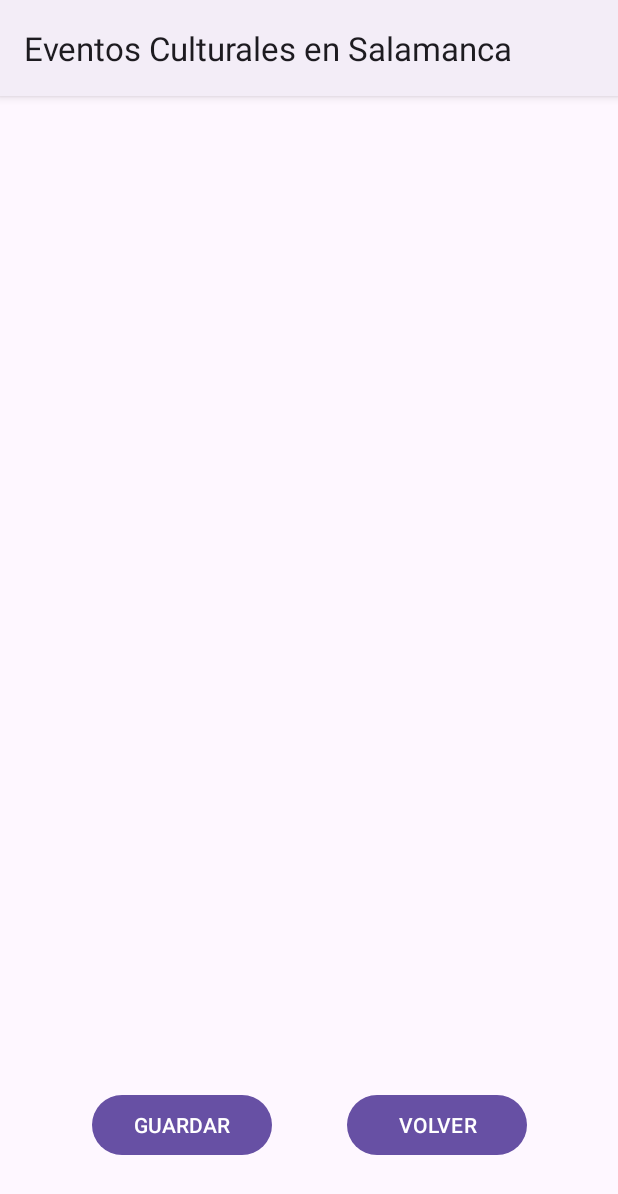
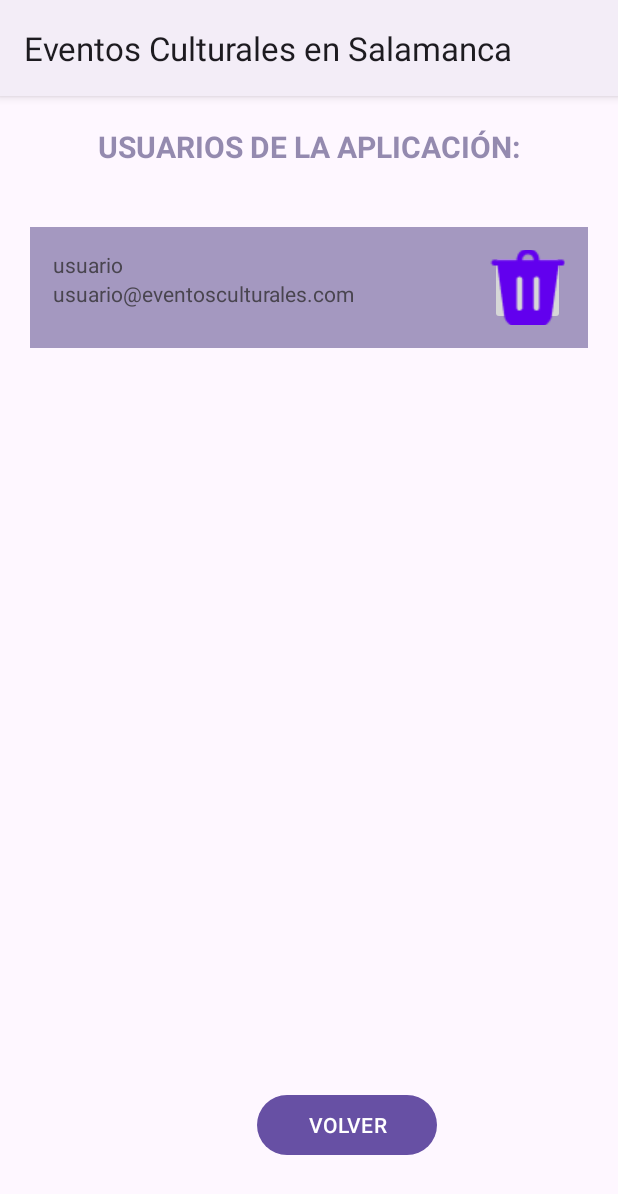
Before and after one commit to rocmisol/practica_android, an Android app: the ConfiguracionActivity screen opened directly, with no data from a screen before it, on a phone screen of 412 x 824 dp. Shown: the top 1194 px of the screen. Run offline under Robolectric (Android 15) with nearby library versions, the phone set to English and light mode, and no system bars; our stand-ins replace Room's generated code.

Commit message:
Se crea CondifuracionActivity con un recycler para mostrar usuarios y eliminarlos. Pendiente continuar DataBase. Pendiente notificación de borrado de registro en base de datos. Pendiente continuar SharedPreferences.

```diff
--- a/app/src/main/java/es/cm/dam2/pmdm/eventos_culturales/Adaptadores/AdaptadorEvento.java
+++ b/app/src/main/java/es/cm/dam2/pmdm/eventos_culturales/Adaptadores/AdaptadorEvento.java
@@ -34,7 +34,6 @@ public class AdaptadorEvento extends RecyclerView.Adapter<AdaptadorEvento.Miview
         public TextView itemFecha;
         public ImageView itemFotoMini;
         public ImageView itemFotoFavorito;
-
 
         public MiviewHolder(@NonNull View itemView) {
             super(itemView);
--- /dev/null
+++ b/app/src/main/java/es/cm/dam2/pmdm/eventos_culturales/Adaptadores/AdaptadorUsuario.java
@@ -0,0 +1,93 @@
+package es.cm.dam2.pmdm.eventos_culturales.Adaptadores;
+
+import android.content.Context;
+import android.view.LayoutInflater;
+import android.view.View;
+import android.view.ViewGroup;
+import android.widget.Button;
+import android.widget.ImageButton;
+import android.widget.TextView;
+
+import androidx.annotation.NonNull;
+import androidx.core.content.ContextCompat;
+import androidx.recyclerview.widget.RecyclerView;
+
+import java.util.ArrayList;
+import java.util.List;
+
+import es.cm.dam2.pmdm.eventos_culturales.R;
+import es.cm.dam2.pmdm.eventos_culturales.models.Usuario;
+
+public class AdaptadorUsuario extends RecyclerView.Adapter<AdaptadorUsuario.UsuarioViewHolder> {
+    private List<Usuario> usuarios;
+    private Context context;
+    private int posicionSeleccionada;
+    private OnUsuarioClickListener listener;
+
+    //Interfaz para manejar la eliminación de ususarios
+    public interface OnUsuarioClickListener {
+        void onEliminarClick (Usuario usuario);
+    }
+
+    //Constructor
+    public AdaptadorUsuario(List<Usuario> usuarios, Context context, OnUsuarioClickListener listener) {
+        this.usuarios = usuarios;
+        this.context = context;
+        this.listener = listener;
+    }
+
+    public class UsuarioViewHolder extends RecyclerView.ViewHolder{
+        public TextView textViewItemNombreUsuario;
+        public TextView textViewItemEmailUsuario;
+        public ImageButton imagebuttonEliminarUsuario;
+
+        public UsuarioViewHolder(@NonNull View itemView) {
+            super(itemView);
+            textViewItemNombreUsuario = itemView.findViewById(R.id.textViewItemNombreUsuario);
+            textViewItemEmailUsuario = itemView.findViewById(R.id.textViewItemEmailUsuario);
+            imagebuttonEliminarUsuario = itemView.findViewById(R.id.imageButtonEliminarUsuario);
+        }
+    }
+
+    @NonNull
+    @Override
+    public AdaptadorUsuario.UsuarioViewHolder onCreateViewHolder(@NonNull ViewGroup parent, int viewType) {
+        View inflate = LayoutInflater.from(parent.getContext()).inflate(R.layout.item_usuario_eliminar, parent, false);
+        return new UsuarioViewHolder(inflate);
+    }
+
+    @Override
+    public void onBindViewHolder(@NonNull AdaptadorUsuario.UsuarioViewHolder holder, int position) {
+        if (position % 2 == 0){
+            holder.itemView.setBackgroundColor(ContextCompat.getColor(context, R.color.violet1));
+        }
+        else{
+            holder.itemView.setBackgroundColor(ContextCompat.getColor(context, R.color.violet2));
+        }
+
+        Usuario usuario = this.usuarios.get(position);
+        holder.textViewItemNombreUsuario.setText(usuario.getNombre());
+        holder.textViewItemEmailUsuario.setText(usuario.getEmail());
+
+        holder.imagebuttonEliminarUsuario.setOnClickListener(new View.OnClickListener() {
+            @Override
+            public void onClick(View view) {
+                if (listener != null){
+                    listener.onEliminarClick(usuario);
+                }
+            }
+        });
+    }
+
+    @Override
+    public int getItemCount() {
+        return usuarios.size();
+    }
+
+
+    //Método para devolver la posición seleccionada al activity para que esta sepa que elemento
+    // del recycler está seleccionado
+    public int getPosicionSeleccionada(){
+        return posicionSeleccionada;
+    }
+}
--- a/app/src/main/java/es/cm/dam2/pmdm/eventos_culturales/LoginActivity.java
+++ b/app/src/main/java/es/cm/dam2/pmdm/eventos_culturales/LoginActivity.java
@@ -65,12 +65,12 @@ public class LoginActivity extends AppCompatActivity {
             return insets;
         });
 
+        //Se carga el fragmento que se va a mostrar (Login)
         mostrarLoginFragment();
-
 
         //Se obtienen las preferencias
         SharedPreferences preferencias = PreferenceManager.getDefaultSharedPreferences(this);
-        // Configuración del sonido según preferencias
+        //Configuración del sonido según preferencias
         boolean activarSonido = preferencias.getBoolean("pref_sonido", true);
         //Configuración de modo claro/oscuro según preferencias
         boolean modoOscuro = preferencias.getBoolean("pref_tema", false);
@@ -80,6 +80,7 @@ public class LoginActivity extends AppCompatActivity {
         else{
             AppCompatDelegate.setDefaultNightMode(AppCompatDelegate.MODE_NIGHT_NO);
         }
+
         database = DatabaseClient.getInstance(this);
         usuarioDao = database.usuarioDao();
         //Se insertan usuarios iniciales en la base de datos (si está vacía)
--- a/app/src/main/java/es/cm/dam2/pmdm/eventos_culturales/basedatos/UsuarioDao.java
+++ b/app/src/main/java/es/cm/dam2/pmdm/eventos_culturales/basedatos/UsuarioDao.java
@@ -1,9 +1,11 @@
 package es.cm.dam2.pmdm.eventos_culturales.basedatos;
 
 import androidx.room.Dao;
+import androidx.room.Delete;
 import androidx.room.Insert;
 import androidx.room.Query;
 
+import java.util.ArrayList;
 import java.util.List;
 
 import es.cm.dam2.pmdm.eventos_culturales.models.Usuario;
@@ -36,7 +38,11 @@ public interface UsuarioDao {
     @Query("SELECT nombre FROM usuarios ORDER BY id DESC LIMIT 1")
     String obtenerUltimoUsuario();
 
+    //Método para obtener todos los usuarios
+    @Query("SELECT * FROM usuarios WHERE rol = 'user'")
+    List<Usuario> obtenerTodosUsuariosUser();
 
-
+    @Delete
+    void eliminarUsuario(Usuario usuario);
 
 }
--- a/app/src/main/java/es/cm/dam2/pmdm/eventos_culturales/ui/ConfiguracionActivity.java
+++ b/app/src/main/java/es/cm/dam2/pmdm/eventos_culturales/ui/ConfiguracionActivity.java
@@ -1,26 +1,91 @@
 package es.cm.dam2.pmdm.eventos_culturales.ui;
 
+
 import android.os.Bundle;
+import android.view.View;
+import android.widget.Button;
+import android.widget.TextView;
+import android.widget.Toast;
 
 import androidx.activity.EdgeToEdge;
 import androidx.appcompat.app.AppCompatActivity;
 import androidx.core.graphics.Insets;
 import androidx.core.view.ViewCompat;
 import androidx.core.view.WindowInsetsCompat;
+import androidx.recyclerview.widget.LinearLayoutManager;
+import androidx.recyclerview.widget.RecyclerView;
 
+import java.util.List;
+
+import es.cm.dam2.pmdm.eventos_culturales.Adaptadores.AdaptadorUsuario;
 import es.cm.dam2.pmdm.eventos_culturales.R;
+import es.cm.dam2.pmdm.eventos_culturales.basedatos.AppDatabase;
+import es.cm.dam2.pmdm.eventos_culturales.basedatos.DatabaseClient;
+import es.cm.dam2.pmdm.eventos_culturales.basedatos.UsuarioDao;
+import es.cm.dam2.pmdm.eventos_culturales.models.Usuario;
 
 public class ConfiguracionActivity extends AppCompatActivity {
+
+    private RecyclerView recyclerViewUsuarios;
+    private AdaptadorUsuario adaptadorUsuario;
+    private List<Usuario> listaUsuarios;
+    private UsuarioDao usuarioDao;
+    private AppDatabase database;
+    private Button buttonVolverConfiguracion;
+    private TextView textViewUsuariosAplicacion;
+
 
     @Override
     protected void onCreate(Bundle savedInstanceState) {
         super.onCreate(savedInstanceState);
         EdgeToEdge.enable(this);
         setContentView(R.layout.activity_configuracion);
-        ViewCompat.setOnApplyWindowInsetsListener(findViewById(R.id.main), (v, insets) -> {
+        ViewCompat.setOnApplyWindowInsetsListener(findViewById(R.id.activityConfiguracion), (v, insets) -> {
             Insets systemBars = insets.getInsets(WindowInsetsCompat.Type.systemBars());
             v.setPadding(systemBars.left, systemBars.top, systemBars.right, systemBars.bottom);
             return insets;
         });
+
+        //Se vincula la vista
+        textViewUsuariosAplicacion = findViewById(R.id.textViewUsuariosAplicacion);
+
+        //Se inicialia la base de datos y se obtiene la lista de usuarios.
+        database = DatabaseClient.getInstance(this);
+        usuarioDao = database.usuarioDao();
+        listaUsuarios = usuarioDao.obtenerTodosUsuariosUser();
+
+        //Configuración del RecyclerView
+        recyclerViewUsuarios = findViewById(R.id.recyclerViewConfiguracion);
+        LinearLayoutManager layoutManager = new LinearLayoutManager(this);
+        recyclerViewUsuarios.setLayoutManager(layoutManager);
+
+        //Configuración del adaptador
+        adaptadorUsuario = new AdaptadorUsuario(listaUsuarios, this, new AdaptadorUsuario.OnUsuarioClickListener() {
+            @Override
+            public void onEliminarClick(Usuario usuario) {
+                eliminarUsuario(usuario);
+            }
+        });
+        recyclerViewUsuarios.setAdapter(adaptadorUsuario);
+
+        //Se configura el botón volver para regresar a la actividad principal
+        buttonVolverConfiguracion = findViewById(R.id.buttonVolverConfiguracion);
+
+        buttonVolverConfiguracion.setOnClickListener(new View.OnClickListener() {
+            @Override
+            public void onClick(View view) {
+                finish();
+            }
+        });
+    }
+
+    //Método para cargar los usuario en el recycler
+
+    //Método para eliminar un usuario
+    private void eliminarUsuario (Usuario usuario) {
+        usuarioDao.eliminarUsuario(usuario);
+        adaptadorUsuario.notifyDataSetChanged();
+        Toast.makeText(ConfiguracionActivity.this, R.string.usuario_eliminado,
+                Toast.LENGTH_SHORT).show();
     }
 }
--- a/app/src/main/java/es/cm/dam2/pmdm/eventos_culturales/ui/LoginFragment.java
+++ b/app/src/main/java/es/cm/dam2/pmdm/eventos_culturales/ui/LoginFragment.java
@@ -44,8 +44,6 @@ public class LoginFragment extends Fragment {
     private TextView textViewRegistro;
     private UsuarioDao usuarioDao;
     private AppDatabase database;
-    private MediaPlayer mediaPlayer;
-    private boolean isPlaying = true;
     private SharedPreferences sharedPreferences;
 
     public LoginFragment() {
--- a/app/src/main/java/es/cm/dam2/pmdm/eventos_culturales/ui/RegistroFragment.java
+++ b/app/src/main/java/es/cm/dam2/pmdm/eventos_culturales/ui/RegistroFragment.java
@@ -23,8 +23,6 @@ import es.cm.dam2.pmdm.eventos_culturales.models.Usuario;
 
 
 public class RegistroFragment extends Fragment {
-
-
 
     public RegistroFragment() {
         // Required empty public constructor
--- a/app/src/main/res/layout/activity_configuracion.xml
+++ b/app/src/main/res/layout/activity_configuracion.xml
@@ -2,45 +2,46 @@
 <androidx.constraintlayout.widget.ConstraintLayout xmlns:android="http://schemas.android.com/apk/res/android"
     xmlns:app="http://schemas.android.com/apk/res-auto"
     xmlns:tools="http://schemas.android.com/tools"
+    android:id="@+id/activityConfiguracion"
     android:layout_width="match_parent"
     android:layout_height="match_parent"
     tools:context=".ui.ConfiguracionActivity">
 
-    <Spinner
-        android:id="@+id/spinnerTablas"
-        android:layout_width="match_parent"
-        android:layout_height="50dp"
+    <TextView
+        android:id="@+id/textViewUsuariosAplicacion"
+        android:layout_width="wrap_content"
+        android:layout_height="wrap_content"
+        android:text="USUARIOS DE LA APLICACIÓN:"
+        android:textColor="@color/violet2"
+        android:textSize="20dp"
+        android:textStyle="bold"
         android:layout_marginTop="20dp"
         app:layout_constraintStart_toStartOf="parent"
         app:layout_constraintEnd_toEndOf="parent"
         app:layout_constraintTop_toTopOf="parent"/>
 
+    <androidx.recyclerview.widget.RecyclerView
+        android:id="@+id/recyclerViewConfiguracion"
+        android:layout_width="match_parent"
+        android:layout_height="0dp"
+        android:padding="20dp"
+        android:layout_marginTop="20dp"
+        app:layout_constraintStart_toStartOf="parent"
+        app:layout_constraintEnd_toEndOf="parent"
+        app:layout_constraintTop_toBottomOf="@id/textViewUsuariosAplicacion"
+        app:layout_constraintBottom_toTopOf="@id/buttonVolverConfiguracion"/>
 
 
-    <LinearLayout
-        android:id="@+id/linearLayoutConfiguracion"
-        android:layout_width="wrap_content"
+    <Button
+        android:id="@+id/buttonVolverConfiguracion"
+        android:layout_width="120dp"
         android:layout_height="wrap_content"
+        android:layout_marginStart="50dp"
+        android:text="@string/volver"
         android:layout_marginBottom="50dp"
-        android:orientation="horizontal"
-        android:layout_gravity="center_horizontal"
         app:layout_constraintStart_toStartOf="parent"
         app:layout_constraintEnd_toEndOf="parent"
-        app:layout_constraintBottom_toBottomOf="parent">
+        app:layout_constraintBottom_toBottomOf="parent"/>
 
-        <Button
-            android:id="@+id/buttonGuardarDetalle"
-            android:layout_width="120dp"
-            android:layout_height="wrap_content"
-            android:text="@string/guardar"/>
-
-        <Button
-            android:id="@+id/buttonVolverDetalle"
-            android:layout_width="120dp"
-            android:layout_height="wrap_content"
-            android:layout_marginStart="50dp"
-            android:text="@string/volver"/>
-
-    </LinearLayout>
 
 </androidx.constraintlayout.widget.ConstraintLayout>
--- /dev/null
+++ b/app/src/main/res/layout/item_usuario_eliminar.xml
@@ -0,0 +1,38 @@
+<?xml version="1.0" encoding="utf-8"?>
+<androidx.constraintlayout.widget.ConstraintLayout xmlns:android="http://schemas.android.com/apk/res/android"
+    android:id="@+id/itemUsuarioEliminar"
+    android:layout_width="match_parent"
+    android:layout_height="wrap_content"
+    xmlns:app="http://schemas.android.com/apk/res-auto"
+    android:padding="15dp">
+
+    <TextView
+        android:id="@+id/textViewItemNombreUsuario"
+        android:layout_width="wrap_content"
+        android:layout_height="wrap_content"
+        android:text="@string/nombre"
+        android:textSize="14sp"
+        app:layout_constraintStart_toStartOf="parent"
+        app:layout_constraintTop_toTopOf="parent"/>
+
+    <TextView
+        android:id="@+id/textViewItemEmailUsuario"
+        android:layout_width="wrap_content"
+        android:layout_height="wrap_content"
+        android:text="@string/email"
+        android:textSize="14sp"
+        app:layout_constraintStart_toStartOf="parent"
+        app:layout_constraintTop_toBottomOf="@id/textViewItemNombreUsuario"/>
+
+
+    <ImageButton
+        android:id="@+id/imageButtonEliminarUsuario"
+        android:layout_width="50dp"
+        android:layout_height="50dp"
+        android:src="@drawable/papelera"
+        android:padding="10dp"
+        android:contentDescription="@string/eliminar_usuario"
+        app:layout_constraintEnd_toEndOf="parent"
+        app:layout_constraintTop_toTopOf="parent"/>
+
+</androidx.constraintlayout.widget.ConstraintLayout>
--- a/app/src/main/res/values/strings.xml
+++ b/app/src/main/res/values/strings.xml
@@ -58,4 +58,7 @@
     <string name="configuracion">Configuración</string>
     <!-- TODO: Remove or change this placeholder text -->
     <string name="hello_blank_fragment">Hello blank fragment</string>
+    <string name="usuario_eliminado">Usuario eliminado</string>
+    <string name="eliminar_usuario">Eliminar usuario</string>
+    <string name="seguro_que_deseas_eliminar_este_usuario">¿Seguro que deseas eliminar este usuario?</string>
 </resources>
```
Also changed, not shown: app/src/main/res/drawable/papelera.png (added).
